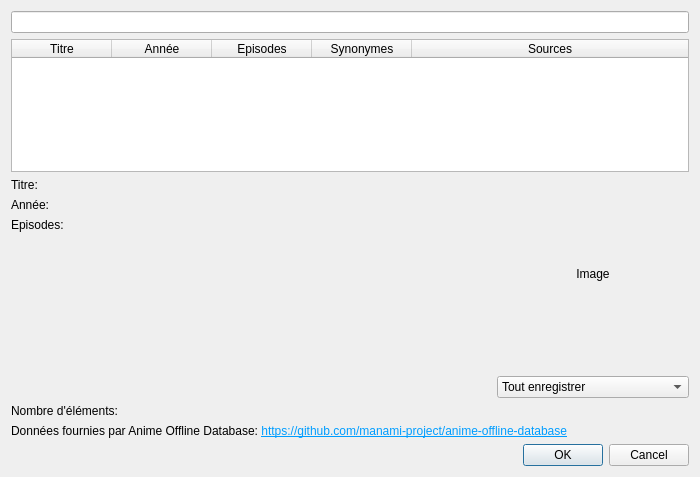
Qt form src/ui/dialogs/autocomplete.ui (seigneurfuo/MyAnimeManager3) before a commit.
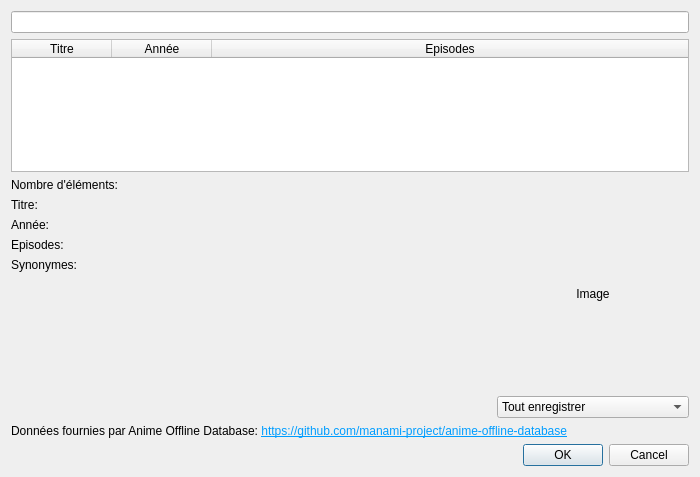
The same form after that commit.

Commit message: Ajout des synonymes dans la liste des complétions.

The edit to the form file:
```diff
--- a/src/ui/dialogs/autocomplete.ui
+++ b/src/ui/dialogs/autocomplete.ui
@@ -46,16 +46,13 @@
        <string>Episodes</string>
       </property>
      </column>
-     <column>
-      <property name="text">
-       <string>Synonymes</string>
-      </property>
-     </column>
-     <column>
-      <property name="text">
-       <string>Sources</string>
-      </property>
-     </column>
+    </widget>
+   </item>
+   <item>
+    <widget class="QLabel" name="label">
+     <property name="text">
+      <string>Nombre d'éléments:</string>
+     </property>
     </widget>
    </item>
    <item>
@@ -74,6 +71,9 @@
          <property name="text">
           <string/>
          </property>
+         <property name="wordWrap">
+          <bool>true</bool>
+         </property>
         </widget>
        </item>
        <item row="1" column="0">
@@ -104,7 +104,24 @@
          </property>
         </widget>
        </item>
+       <item row="3" column="0">
+        <widget class="QLabel" name="label_6">
+         <property name="text">
+          <string>Synonymes:</string>
+         </property>
+        </widget>
+       </item>
        <item row="3" column="1">
+        <widget class="QLabel" name="label_11">
+         <property name="text">
+          <string/>
+         </property>
+         <property name="wordWrap">
+          <bool>true</bool>
+         </property>
+        </widget>
+       </item>
+       <item row="4" column="0" colspan="2">
         <spacer name="horizontalSpacer">
          <property name="orientation">
           <enum>Qt::Orientation::Horizontal</enum>
@@ -182,13 +199,6 @@
      </item>
     </layout>
    </item>
-   <item>
-    <widget class="QLabel" name="label">
-     <property name="text">
-      <string>Nombre d'éléments:</string>
-     </property>
-    </widget>
-   </item>
    <item>
     <widget class="QLabel" name="label_2">
      <property name="text">
```
The commit also changes 1 other file.
